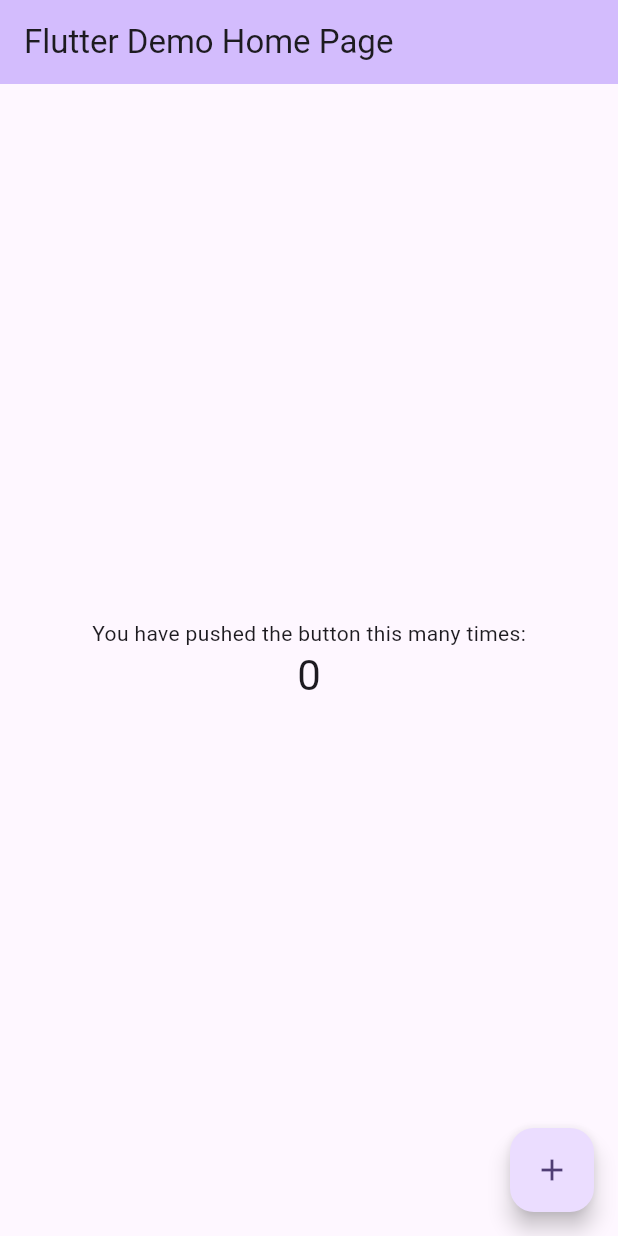
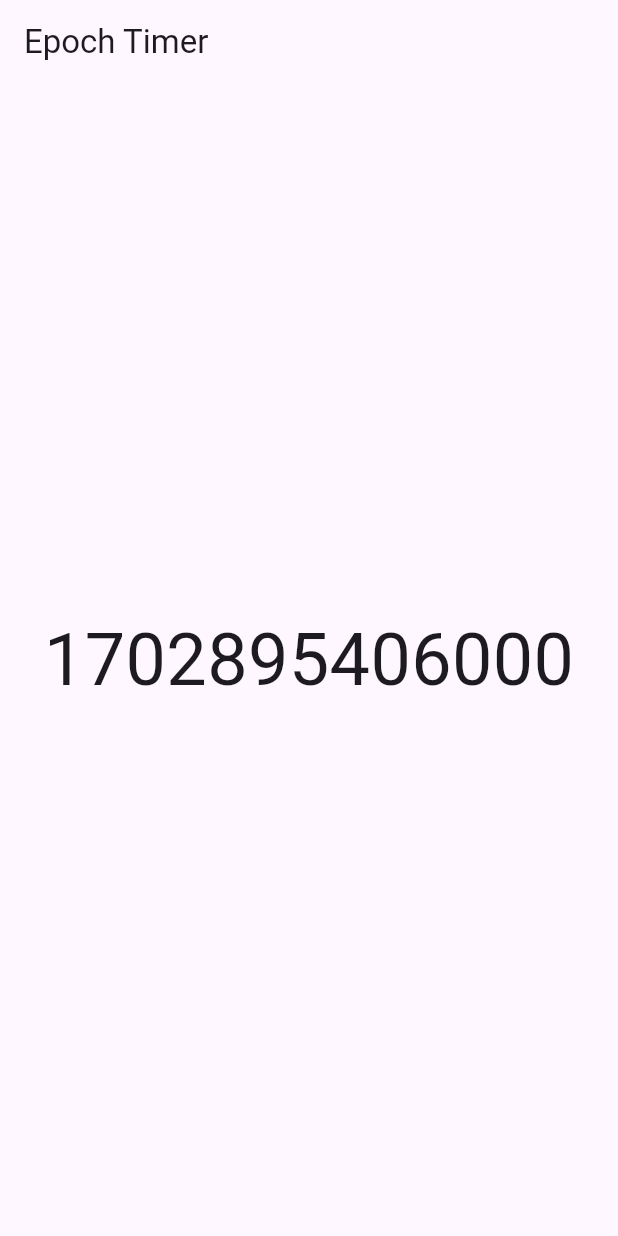
Before and after one commit to sagarhingal/Flutter_POC, a Flutter app: the screen it shows after launch, on a phone screen of 412 x 824 dp. Run offline on Flutter 3.47's test engine with Material 3 defaults, Android fonts, the phone set to English and light mode, and no system bars.

Commit message:
added a dummy code for displaying epoch time every 1 sec

```diff
--- a/lib/main.dart
+++ b/lib/main.dart
@@ -1,6 +1,8 @@
 import 'package:flutter/material.dart';
+import 'dart:async';
 
 void main() {
+  // FlutterBluePlus.setLogLevel(LogLevel.verbose, color: true);
   runApp(const MyApp());
 }
 
@@ -28,10 +30,11 @@ class MyApp extends StatelessWidget {
         //
         // This works for code too, not just values: Most code changes can be
         // tested with just a hot reload.
-        colorScheme: ColorScheme.fromSeed(seedColor: Colors.deepPurple),
+        colorScheme: ColorScheme.fromSeed(seedColor: Colors.black),
         useMaterial3: true,
       ),
-      home: const MyHomePage(title: 'Flutter Demo Home Page'),
+      // home: const MyHomePage(title: 'Flutter Demo Home Page'),
+      home: const EpochTimerApp(),
     );
   }
 }
@@ -123,3 +126,60 @@ class _MyHomePageState extends State<MyHomePage> {
     );
   }
 }
+
+class EpochTimerApp extends StatefulWidget {
+  const EpochTimerApp({super.key});
+
+  @override
+  _EpochTimerAppState createState() => _EpochTimerAppState();
+}
+
+class _EpochTimerAppState extends State<EpochTimerApp> {
+
+  // initialise global variables
+  int _epochTimestamp = 0;
+
+  Timer? _timer;
+
+  @override
+
+
+  void initState() {
+    super.initState();
+    _startTimer();
+  }
+
+  @override
+
+
+  void dispose() {
+    _timer?.cancel();
+    super.dispose();
+  }
+
+  void _startTimer() {
+    _timer = Timer.periodic(Duration(seconds: 1), (timer) {
+      setState(() {
+        _epochTimestamp = DateTime.now().millisecondsSinceEpoch;
+      });
+    });
+  }
+
+
+  @override
+  Widget build(BuildContext context) {
+    return MaterialApp(
+      home: Scaffold(
+        appBar: AppBar(
+          title: Text('Epoch Timer'),
+        ),
+        body: Center(
+          child: Text(
+            _epochTimestamp.toString(),
+            style: TextStyle(fontSize: 48),
+          ),
+        ),
+      ),
+    );
+  }
+}
```
